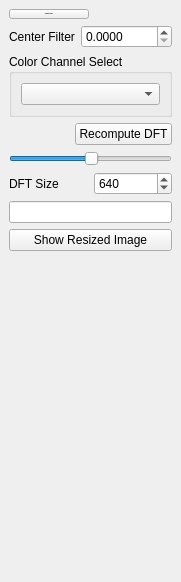
Before: the Qt Designer form dfttools.ui in githubdoe/DFTFringe, drawn with Qt 5.
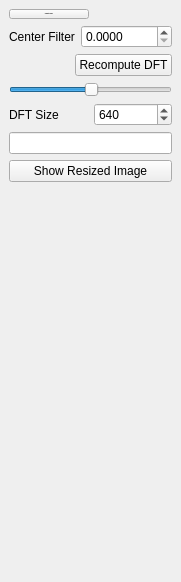
After: the same form once the commit is applied.

```diff
--- a/dfttools.ui
+++ b/dfttools.ui
@@ -81,18 +81,6 @@
       </item>
      </layout>
     </item>
-    <item>
-     <widget class="QGroupBox" name="groupBox_3">
-      <property name="title">
-       <string>Color Channel Select</string>
-      </property>
-      <layout class="QVBoxLayout" name="verticalLayout_3">
-       <item>
-        <widget class="QComboBox" name="colorChannelCB"/>
-       </item>
-      </layout>
-     </widget>
-    </item>
     <item>
      <widget class="QPushButton" name="computeDFT">
       <property name="sizePolicy">
```
